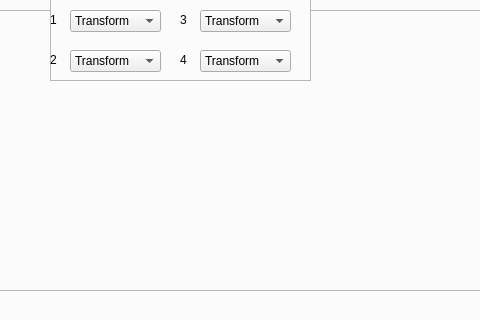
This is lib/design/Raging_tools.ui in adsl14/Raging-tools as Qt 5 draws it before an edit; both pictures show x 182 to 662 and y 305 to 625 of the 952 by 853 pixel window. The edited form follows.
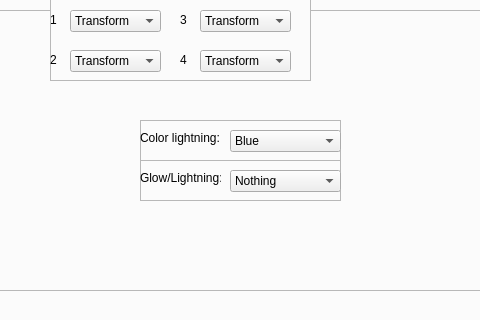
This is the edited form. Icons and pictures are not drawn.

Commit message: Added two new parameters; glow/lightning, and color of the lightnings

Patch:
```diff
--- a/lib/design/Raging_tools.ui
+++ b/lib/design/Raging_tools.ui
@@ -3114,6 +3114,134 @@
            </item>
           </widget>
          </widget>
+         <widget class="QFrame" name="glow_lightning">
+          <property name="geometry">
+           <rect>
+            <x>280</x>
+            <y>370</y>
+            <width>201</width>
+            <height>41</height>
+           </rect>
+          </property>
+          <property name="frameShape">
+           <enum>QFrame::StyledPanel</enum>
+          </property>
+          <property name="frameShadow">
+           <enum>QFrame::Raised</enum>
+          </property>
+          <widget class="QLabel" name="glow_lightning_text">
+           <property name="geometry">
+            <rect>
+             <x>0</x>
+             <y>10</y>
+             <width>81</width>
+             <height>16</height>
+            </rect>
+           </property>
+           <property name="text">
+            <string>Glow/Lightning:</string>
+           </property>
+          </widget>
+          <widget class="QComboBox" name="glow_lightning_value">
+           <property name="geometry">
+            <rect>
+             <x>90</x>
+             <y>10</y>
+             <width>111</width>
+             <height>22</height>
+            </rect>
+           </property>
+           <item>
+            <property name="text">
+             <string>Nothing</string>
+            </property>
+           </item>
+           <item>
+            <property name="text">
+             <string>Glow</string>
+            </property>
+           </item>
+           <item>
+            <property name="text">
+             <string>UNK2</string>
+            </property>
+           </item>
+           <item>
+            <property name="text">
+             <string>UNK3</string>
+            </property>
+           </item>
+           <item>
+            <property name="text">
+             <string>Lightnings</string>
+            </property>
+           </item>
+           <item>
+            <property name="text">
+             <string>Glow + lightnings</string>
+            </property>
+           </item>
+          </widget>
+         </widget>
+         <widget class="QFrame" name="color_lightning">
+          <property name="geometry">
+           <rect>
+            <x>280</x>
+            <y>330</y>
+            <width>201</width>
+            <height>41</height>
+           </rect>
+          </property>
+          <property name="frameShape">
+           <enum>QFrame::StyledPanel</enum>
+          </property>
+          <property name="frameShadow">
+           <enum>QFrame::Raised</enum>
+          </property>
+          <widget class="QLabel" name="color_lightning_text">
+           <property name="geometry">
+            <rect>
+             <x>0</x>
+             <y>10</y>
+             <width>81</width>
+             <height>16</height>
+            </rect>
+           </property>
+           <property name="text">
+            <string>Color lightning:</string>
+           </property>
+          </widget>
+          <widget class="QComboBox" name="color_lightning_value">
+           <property name="geometry">
+            <rect>
+             <x>90</x>
+             <y>10</y>
+             <width>111</width>
+             <height>22</height>
+            </rect>
+           </property>
+           <item>
+            <property name="text">
+             <string>Blue</string>
+            </property>
+           </item>
+           <item>
+            <property name="text">
+             <string>Blue and white</string>
+            </property>
+           </item>
+           <item>
+            <property name="text">
+             <string>Rose</string>
+            </property>
+           </item>
+           <item>
+            <property name="text">
+             <string>Rose and white</string>
+            </property>
+           </item>
+          </widget>
+         </widget>
         </widget>
        </item>
       </layout>
```
The commit also changes 6 other files.
